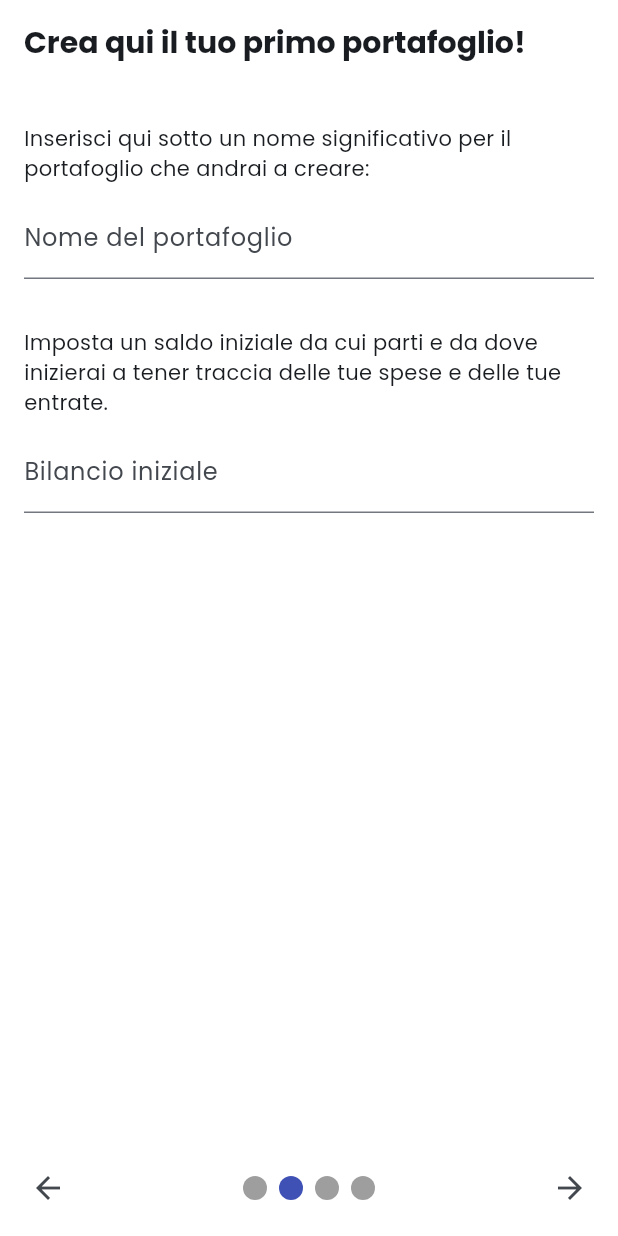
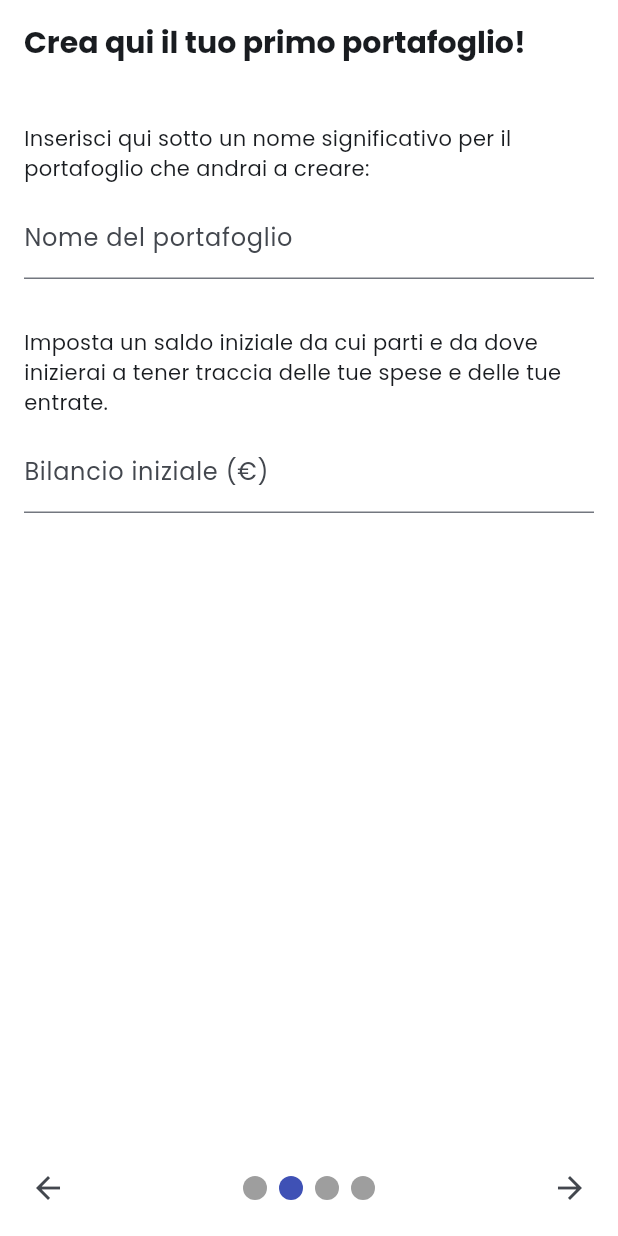
Before and after one commit to alessioandreetto/mobile_programming, a Flutter app: the screen it shows after launch, swiped to page 2, on a phone screen of 412 x 824 dp. Run offline on Flutter 3.47's test engine with Material 3 defaults, Android fonts, the phone set to English and light mode, and no system bars; drawn by our look-alikes of smooth_page_indicator; our stand-ins replace adaptive_theme, fl_chart, flutter_slidable, reorderable_grid_view, shared_preferences, sqflite and 1 more; accounts and stored records are empty.

Commit message:
minor fix

```diff
--- a/lib/pages/initialPage/first_wallet.dart
+++ b/lib/pages/initialPage/first_wallet.dart
@@ -1,5 +1,7 @@
 import 'package:flutter/material.dart';
 import 'package:flutter/services.dart';
+import 'package:flutter_application_1/providers/wallet_provider.dart';
+import 'package:provider/provider.dart';
 import '../../main.dart';
 
 class FirstWallet extends StatefulWidget {
@@ -50,6 +52,7 @@ class _FirstWalletState extends State<FirstWallet> {
 
   @override
   Widget build(BuildContext context) {
+    var walletProvider = Provider.of<WalletProvider>(context);
     return WillPopScope(
       onWillPop: _onWillPop,
       child: GestureDetector(
@@ -128,7 +131,7 @@ class _FirstWalletState extends State<FirstWallet> {
                           });
                         },
                         decoration: InputDecoration(
-                          labelText: 'Bilancio iniziale',
+                          labelText: 'Bilancio iniziale (${walletProvider.valuta})',
                           errorText: widget.isBalanceValid
                               ? null
                               : 'Campo obbligatorio',
--- a/lib/pages/new_operation.dart
+++ b/lib/pages/new_operation.dart
@@ -248,6 +248,7 @@ class _NewTransactionPageState extends State<NewTransactionPage> {
 
   @override
   Widget build(BuildContext context) {
+    var walletProvider = Provider.of<WalletProvider>(context);
     return WillPopScope(
       onWillPop: () async {
         if (isDirty()) {
@@ -337,7 +338,7 @@ class _NewTransactionPageState extends State<NewTransactionPage> {
                 ),
                 TextField(
                   controller: widget.valueController,
-                  decoration: InputDecoration(labelText: 'Valore'),
+                  decoration: InputDecoration(labelText: 'Valore (${walletProvider.valuta})'),
                   keyboardType: TextInputType.numberWithOptions(decimal: true),
                   inputFormatters: [
                     CustomNumberInputFormatter(),
--- a/lib/pages/new_wallet.dart
+++ b/lib/pages/new_wallet.dart
@@ -117,6 +117,7 @@ class _AddNotePageState extends State<AddNotePage> {
   @override
   Widget build(BuildContext context) {
     bool isDarkMode = Theme.of(context).brightness == Brightness.dark;
+    var walletProvider = Provider.of<WalletProvider>(context);
 
     return GestureDetector(
       onTap: () {
@@ -202,7 +203,7 @@ class _AddNotePageState extends State<AddNotePage> {
                           CustomNumberInputFormatter(),
                         ],
                         decoration: InputDecoration(
-                          labelText: 'Bilancio iniziale ',
+                          labelText: 'Bilancio iniziale (${walletProvider.valuta})',
                         ),
                         enabled: !_hasTransactions,
                       ),
```
Also changed, not shown: 1 other file.
